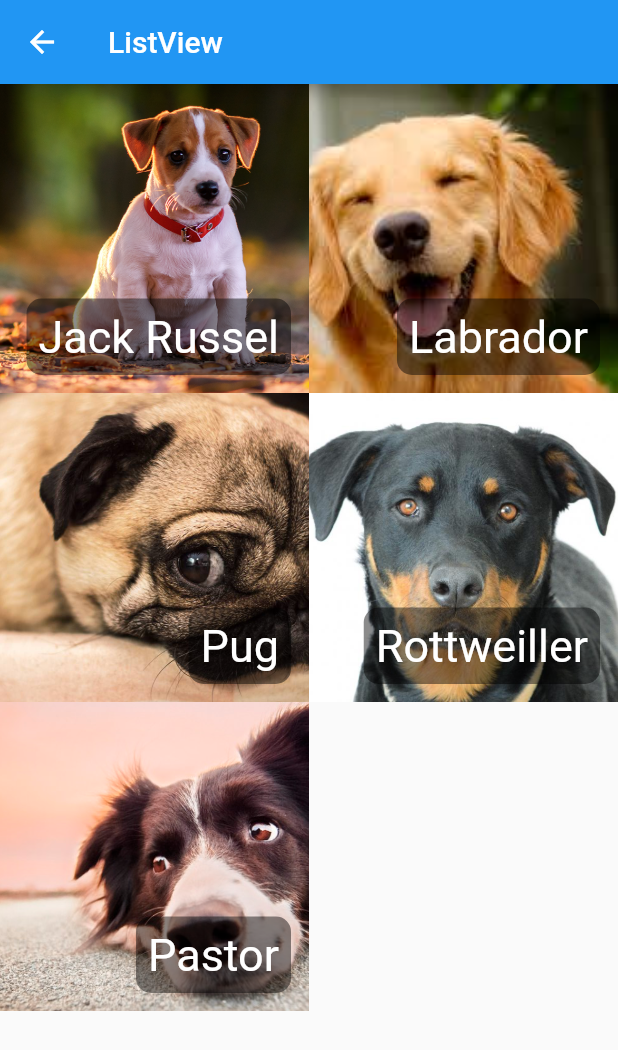
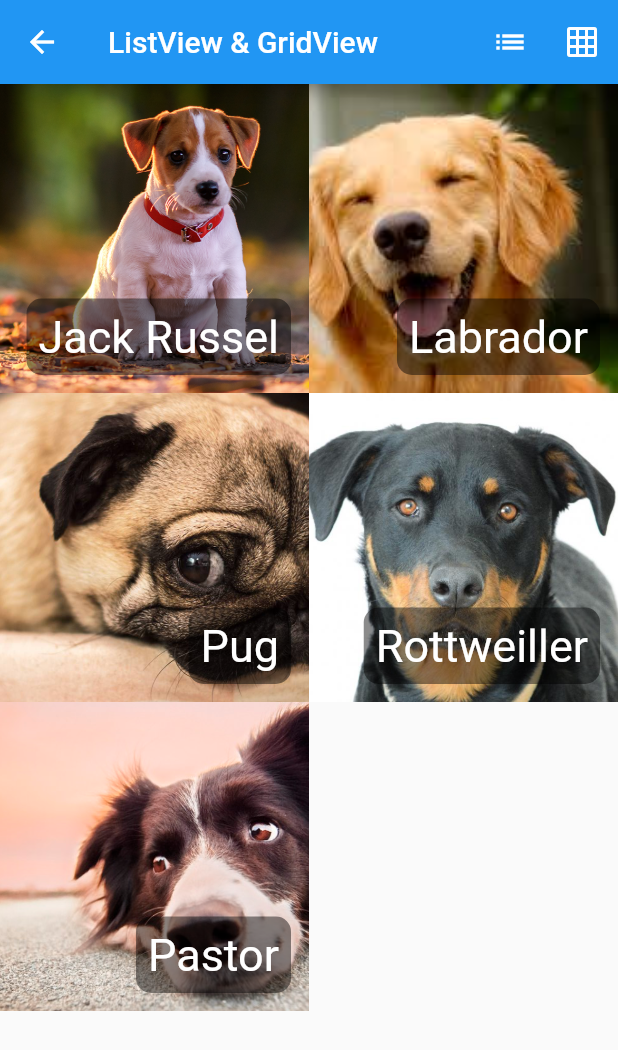
Before and after one commit to Jhow-A/basic-flutter, a Flutter app: the HelloListView screen opened directly, on a phone screen of 412 x 824 dp. Shown: the top 1050 px of the screen. Run offline on Flutter 3.47's test engine with Material 2 defaults, Android fonts, the phone set to English and light mode, and no system bars.

Commit message:
Actions na app bar para trocar entre listview e gridview

```diff
--- a/lib/home_page.dart
+++ b/lib/home_page.dart
@@ -1,5 +1,4 @@
 import 'package:basic/pages/hello_listview.dart';
-import 'package:basic/pages/hello_page1.dart';
 import 'package:basic/pages/hello_page2.dart';
 import 'package:basic/pages/hello_page3.dart';
 import 'package:basic/utils/nav.dart';
--- a/lib/pages/hello_listview.dart
+++ b/lib/pages/hello_listview.dart
@@ -7,14 +7,39 @@ class Dog {
   Dog(this.nome, this.foto);
 }
 
-class HelloListView extends StatelessWidget {
+class HelloListView extends StatefulWidget {
   const HelloListView({Key? key}) : super(key: key);
+
+  @override
+  State<HelloListView> createState() => _HelloListViewState();
+}
+
+class _HelloListViewState extends State<HelloListView> {
+  bool _gridView = true;
 
   @override
   Widget build(BuildContext context) {
     return Scaffold(
       appBar: AppBar(
-        title: const Text('ListView'),
+        title: const Text("ListView & GridView"),
+        actions: <Widget>[
+          IconButton(
+            icon: const Icon(Icons.list),
+            onPressed: () {
+              setState(() {
+                _gridView = false;
+              });
+            },
+          ),
+          IconButton(
+            icon: const Icon(Icons.grid_on),
+            onPressed: () {
+              setState(() {
+                _gridView = true;
+              });
+            },
+          )
+        ],
       ),
       body: _body(),
     );
@@ -29,11 +54,28 @@ class HelloListView extends StatelessWidget {
       Dog("Pastor", "assets/images/dog5.png")
     ];
 
+    if (_gridView) {
       return GridView.builder(
         itemCount: dogs.length,
-      gridDelegate: const SliverGridDelegateWithFixedCrossAxisCount(crossAxisCount: 2),
+        gridDelegate:
+            const SliverGridDelegateWithFixedCrossAxisCount(crossAxisCount: 2),
         // itemExtent: 300,
         itemBuilder: (context, index) {
+          return _itemView(dogs, index);
+        },
+      );
+    } else {
+      return ListView.builder(
+        itemCount: dogs.length,
+        itemExtent: 300,
+        itemBuilder: (context, index) {
+          return _itemView(dogs, index);
+        },
+      );
+    }
+  }
+
+  _itemView(List<Dog> dogs, int index) {
     Dog dog = dogs[index];
 
     return Stack(
@@ -60,8 +102,6 @@ class HelloListView extends StatelessWidget {
         ),
       ],
     );
-      },
-    );
   }
 
   _img(String img) {
```
Lines whose indentation alone changed are shown as unchanged.
